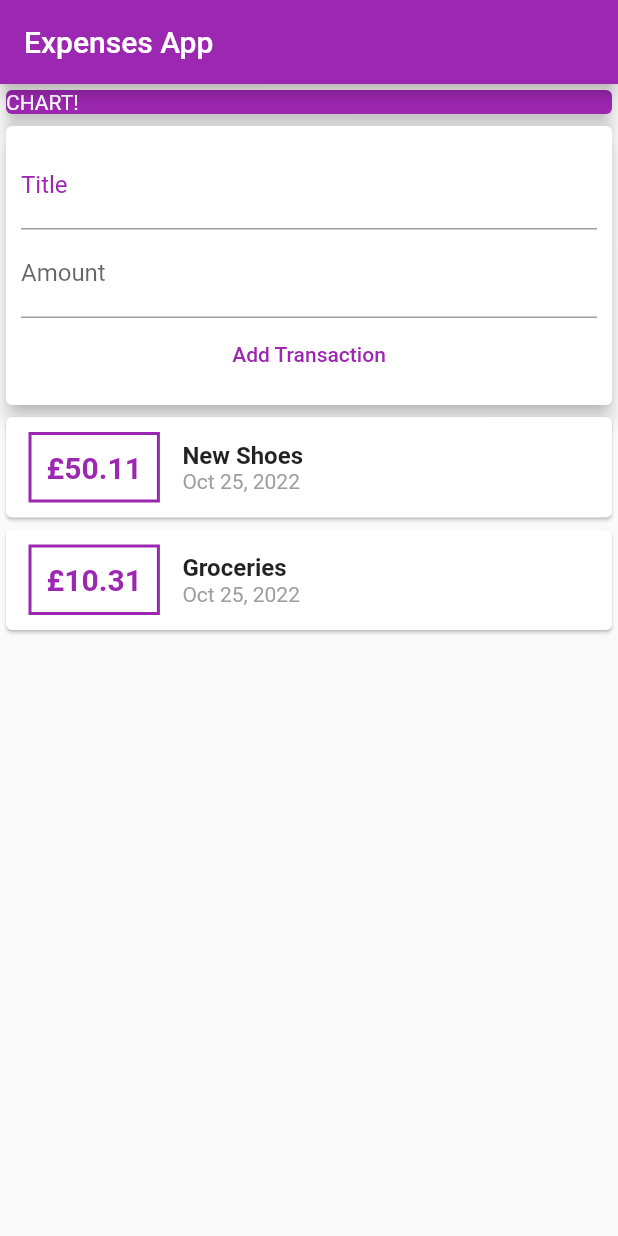
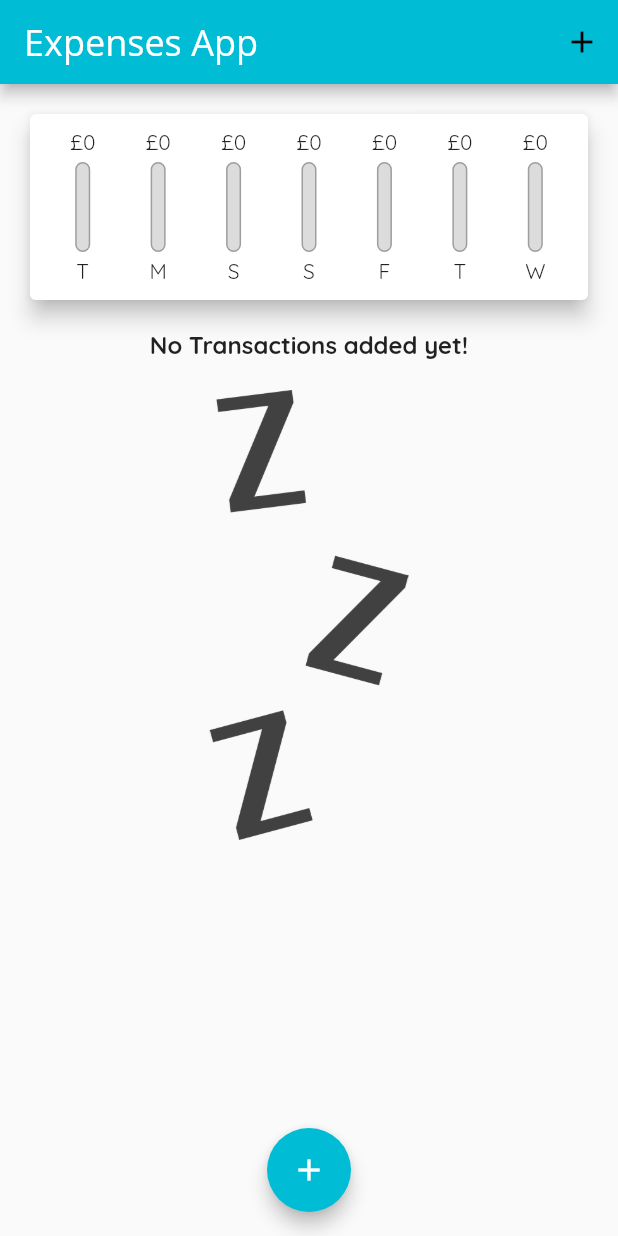
Before and after one commit to BBQRIBS72/expenses_app, a Flutter app: the screen it shows after launch, on a phone screen of 412 x 824 dp. Run offline on Flutter 3.47's test engine with Material 2 defaults, Android fonts, the phone set to English and light mode, and no system bars.

Commit message:
Continuing Udemy Course
Committing so I can save the project at this point and create another repo or further changes

```diff
--- a/lib/main.dart
+++ b/lib/main.dart
@@ -1,6 +1,9 @@
 import 'package:flutter/material.dart';
 
-import './widgets/user_transactions.dart';
+import './widgets/transaction_list.dart';
+import './widgets/new_transaction.dart';
+import './widgets/chart.dart';
+import './models/transaction.dart';
 
 void main() {
   runApp(const MyApp());
@@ -12,39 +15,106 @@ class MyApp extends StatelessWidget {
   Widget build(BuildContext context) {
     return MaterialApp(
       title: 'Expenses App',
-      home: MyHomePage(),
+      theme: ThemeData(
+          primarySwatch: Colors.cyan,
+          fontFamily: 'Quicksand',
+          textTheme: const TextTheme(titleMedium: TextStyle(fontSize: 16, fontWeight: FontWeight.bold)),
+          appBarTheme: const AppBarTheme(
+            titleTextStyle: TextStyle(
+              color: Colors.white,
+              fontFamily: 'OpenSans',
+              fontSize: 24,
+              //fontWeight: FontWeight.w700, //bold
+            ),
+          ),
+          floatingActionButtonTheme: const FloatingActionButtonThemeData(
+            foregroundColor: Colors.white,
+            elevation: 5,
+          )),
+      home: const MyHomePage(),
     );
   }
 }
 
-class MyHomePage extends StatelessWidget {
-  MyHomePage({super.key});
+class MyHomePage extends StatefulWidget {
+  const MyHomePage({super.key});
+
+  @override
+  State<MyHomePage> createState() => _MyHomePageState();
+}
+
+class _MyHomePageState extends State<MyHomePage> {
+  final List<Transaction> _userTransactions = [
+    // Transaction(
+    //   id: 't1',
+    //   title: 'New Shoes',
+    //   amount: 50.11,
+    //   date: DateTime.now(),
+    // ),
+    // Transaction(
+    //   id: 't2',
+    //   title: 'Groceries',
+    //   amount: 10.31,
+    //   date: DateTime.now(),
+    // ),
+  ];
+
+  List<Transaction> get _recentTransactions {
+    return _userTransactions.where((tx) {
+      return tx.date.isAfter(
+        DateTime.now().subtract(
+          const Duration(days: 7),
+        ),
+      );
+    }).toList();
+  }
+
+  void _addNewTransaction(String txTitle, double txAmount) {
+    final newTx = Transaction(
+      id: DateTime.now().toString(),
+      title: txTitle,
+      amount: txAmount,
+      date: DateTime.now(),
+    );
+
+    setState(() {
+      _userTransactions.add(newTx);
+    });
+  }
+
+  void _startAddNewTransaction(BuildContext ctx) {
+    showModalBottomSheet(
+        context: ctx,
+        builder: (_) {
+          return NewTransaction(_addNewTransaction);
+        });
+  }
 
   @override
   Widget build(BuildContext context) {
     return Scaffold(
       appBar: AppBar(
         title: const Text('Expenses App'),
-        backgroundColor: Colors.purple,
+        actions: <Widget>[
+          IconButton(
+            icon: const Icon(Icons.add),
+            onPressed: () => _startAddNewTransaction(context),
+          ),
+        ],
       ),
       body: SingleChildScrollView(
         child: Column(
           crossAxisAlignment: CrossAxisAlignment.stretch,
           children: <Widget>[
-            Container(
-              width: double.infinity,
-              child: const Card(
-                color: Colors.purple,
-                elevation: 5,
-                child: Text(
-                  'CHART!',
-                  style: TextStyle(color: Colors.white),
-                ),
-              ),
-            ),
-            const UserTransactions(),
+            Chart(_recentTransactions),
+            TransactionList(_userTransactions),
           ],
         ),
+      ),
+      floatingActionButtonLocation: FloatingActionButtonLocation.centerFloat,
+      floatingActionButton: FloatingActionButton(
+        onPressed: () => _startAddNewTransaction(context),
+        child: const Icon(Icons.add),
       ),
     );
   }
--- /dev/null
+++ b/lib/widgets/chart.dart
@@ -0,0 +1,57 @@
+import 'package:flutter/material.dart';
+import 'package:intl/intl.dart';
+
+import '../models/transaction.dart';
+import './chart_bar.dart';
+
+class Chart extends StatelessWidget {
+  final List<Transaction> recentTransactions;
+
+  const Chart(this.recentTransactions, {super.key});
+
+  List<Map<String, Object>> get groupedTransactionValues {
+    return List.generate(7, (index) {
+      final weekDay = DateTime.now().subtract(
+        Duration(days: index),
+      );
+      double totalSum = 0.0;
+
+      for (var i = 0; i < recentTransactions.length; i++) {
+        if (recentTransactions[i].date.day == weekDay.day && recentTransactions[i].date.month == weekDay.month && recentTransactions[i].date.year == weekDay.year) {
+          totalSum += recentTransactions[i].amount;
+        }
+      }
+      return {'day': DateFormat.E().format(weekDay).substring(0, 1), 'amount': totalSum};
+    });
+  }
+
+  double get totalSpending {
+    return groupedTransactionValues.fold(0.0, (sum, item) {
+      return sum + (item['amount'] as double);
+    });
+  }
+
+  @override
+  Widget build(BuildContext context) {
+    return Card(
+      elevation: 6,
+      margin: const EdgeInsets.all(20),
+      child: Padding(
+        padding: const EdgeInsets.all(10),
+        child: Row(
+          mainAxisAlignment: MainAxisAlignment.spaceAround,
+          children: groupedTransactionValues.map((data) {
+            return Flexible(
+              fit: FlexFit.tight,
+              child: ChartBar(
+                data['day'] as String,
+                data['amount'] as double,
+                totalSpending == 0.0 ? 0.0 : (data['amount'] as double) / totalSpending,
+              ),
+            );
+          }).toList(),
+        ),
+      ),
+    );
+  }
+}
--- /dev/null
+++ b/lib/widgets/chart_bar.dart
@@ -0,0 +1,46 @@
+import 'package:flutter/material.dart';
+
+class ChartBar extends StatelessWidget {
+  final String label; //weekday initial
+  final double spendingAmount;
+  final double spendingPercentageOfTotal;
+  const ChartBar(this.label, this.spendingAmount, this.spendingPercentageOfTotal, {super.key});
+
+  @override
+  Widget build(BuildContext context) {
+    return Column(
+      children: <Widget>[
+        FittedBox(
+          child: Text('£${spendingAmount.toStringAsFixed(0)}'),
+        ),
+        const SizedBox(height: 4),
+        SizedBox(
+          height: 60,
+          width: 10,
+          child: Stack(
+            children: <Widget>[
+              Container(
+                decoration: BoxDecoration(
+                  border: Border.all(color: Colors.grey, width: 1.0),
+                  color: const Color.fromRGBO(220, 220, 220, 1),
+                  borderRadius: BorderRadius.circular(20),
+                ),
+              ),
+              FractionallySizedBox(
+                heightFactor: spendingPercentageOfTotal,
+                child: Container(
+                  decoration: BoxDecoration(
+                    color: Theme.of(context).primaryColor,
+                    borderRadius: BorderRadius.circular(20),
+                  ),
+                ),
+              )
+            ],
+          ),
+        ),
+        const SizedBox(height: 4),
+        Text(label),
+      ],
+    );
+  }
+}
--- a/lib/widgets/new_transaction.dart
+++ b/lib/widgets/new_transaction.dart
@@ -1,11 +1,33 @@
 import 'package:flutter/material.dart';
 
-class NewTransaction extends StatelessWidget {
+class NewTransaction extends StatefulWidget {
   final Function addTx;
+
+  const NewTransaction(this.addTx, {super.key});
+
+  @override
+  State<NewTransaction> createState() => _NewTransactionState();
+}
+
+class _NewTransactionState extends State<NewTransaction> {
   final titleController = TextEditingController();
+
   final amountController = TextEditingController();
 
-  NewTransaction(this.addTx, {super.key});
+  void submitData() {
+    final enteredTitle = titleController.text;
+    final enteredAmount = double.parse(amountController.text);
+
+    if (enteredTitle.isEmpty || enteredAmount <= 0) {
+      return;
+    }
+    widget.addTx(
+      enteredTitle,
+      enteredAmount,
+    );
+
+    Navigator.of(context).pop();
+  }
 
   @override
   Widget build(BuildContext context) {
@@ -14,25 +36,24 @@ class NewTransaction extends StatelessWidget {
       child: Container(
         padding: const EdgeInsets.all(10),
         child: Column(
+          crossAxisAlignment: CrossAxisAlignment.end,
           children: <Widget>[
             TextField(
-              cursorColor: Colors.purple,
-              decoration: const InputDecoration(labelText: 'Title', labelStyle: TextStyle(color: Colors.purple)),
+              cursorColor: Colors.blue,
+              decoration: const InputDecoration(labelText: 'Title'),
               controller: titleController,
+              onSubmitted: (_) => submitData(),
             ),
             TextField(
               decoration: const InputDecoration(labelText: 'Amount'),
               controller: amountController,
+              keyboardType: const TextInputType.numberWithOptions(decimal: true),
+              onSubmitted: (_) => submitData(),
             ),
             TextButton(
-              onPressed: () {
-                addTx(
-                  titleController.text,
-                  double.parse(amountController.text),
-                );
-              },
-              style: TextButton.styleFrom(foregroundColor: Colors.purple),
-              child: const Text('Add Transaction'),
+              onPressed: submitData,
+              style: TextButton.styleFrom(foregroundColor: Colors.blue),
+              child: const Text('Add Transaction', textAlign: TextAlign.right,),
             )
           ],
         ),
--- a/lib/widgets/transaction_list.dart
+++ b/lib/widgets/transaction_list.dart
@@ -10,12 +10,27 @@ class TransactionList extends StatelessWidget {
 
   @override
   Widget build(BuildContext context) {
-    return Container(
+    return SizedBox(
       height: 500,
-      child: SingleChildScrollView(
-        child: Column(
-          children: transactions.map(((transaction) {
-            //map each transaction in a column
+      child: transactions.isEmpty
+          ? Column(
+              children: <Widget>[
+                Text(
+                  'No Transactions added yet!',
+                  style: Theme.of(context).textTheme.titleMedium,
+                ),
+                const SizedBox(height: 20), //spacer
+                SizedBox(
+                  height: 300,
+                  child: Image.asset(
+                    'assets/images/waiting.png',
+                    fit: BoxFit.cover,
+                  ),
+                )
+              ],
+            )
+          : ListView.builder(
+              itemBuilder: (context, index) {
                 return Card(
                   //each transaction is a card with a row inside
                   child: Row(
@@ -28,17 +43,17 @@ class TransactionList extends StatelessWidget {
                         ),
                         decoration: BoxDecoration(
                           border: Border.all(
-                        color: Colors.purple,
+                            color: Theme.of(context).primaryColor,
                             width: 2,
                           ),
                         ),
                         padding: const EdgeInsets.all(10),
                         child: Text(
-                      '£${transaction.amount}',
-                      style: const TextStyle(
+                          '£${transactions[index].amount.toStringAsFixed(2)}',
+                          style: TextStyle(
                             fontWeight: FontWeight.bold,
                             fontSize: 20,
-                        color: Colors.purple,
+                            color: Theme.of(context).primaryColor,
                           ),
                         ),
                       ),
@@ -46,14 +61,11 @@ class TransactionList extends StatelessWidget {
                         crossAxisAlignment: CrossAxisAlignment.start,
                         children: <Widget>[
                           Text(
-                        transaction.title,
-                        style: const TextStyle(
-                          fontSize: 16,
-                          fontWeight: FontWeight.bold,
-                        ),
+                            transactions[index].title,
+                            style: Theme.of(context).textTheme.titleMedium,
                           ),
                           Text(
-                        DateFormat.yMMMd().format(transaction.date),
+                            DateFormat.yMMMd().format(transactions[index].date),
                             style: const TextStyle(
                               color: Colors.grey,
                             ),
@@ -63,9 +75,8 @@ class TransactionList extends StatelessWidget {
                     ],
                   ),
                 );
-          })).toList(),
-        ),
-      ),
+              },
+              itemCount: transactions.length),
     );
   }
 }
--- a/lib/widgets/user_transactions.dart
+++ /dev/null
@@ -1,52 +0,0 @@
-import 'package:flutter/material.dart';
-
-import './transaction_list.dart';
-import './new_transaction.dart';
-import '../models/transaction.dart';
-
-class UserTransactions extends StatefulWidget {
-  const UserTransactions({super.key});
-
-  @override
-  State<UserTransactions> createState() => _UserTransactionsState();
-}
-
-class _UserTransactionsState extends State<UserTransactions> {
-  final List<Transaction> _userTransactions = [
-    Transaction(
-      id: 't1',
-      title: 'New Shoes',
-      amount: 50.11,
-      date: DateTime.now(),
-    ),
-    Transaction(
-      id: 't2',
-      title: 'Groceries',
-      amount: 10.31,
-      date: DateTime.now(),
-    ),
-  ];
-
-  void _addNewTransaction(String txTitle, double txAmount) {
-    final newTx = Transaction(
-      id: DateTime.now().toString(),
-      title: txTitle,
-      amount: txAmount,
-      date: DateTime.now(),
-    );
-
-    setState(() {
-      _userTransactions.add(newTx);
-    });
-  }
-
-  @override
-  Widget build(BuildContext context) {
-    return Column(
-      children: <Widget>[
-        NewTransaction(_addNewTransaction),
-        TransactionList(_userTransactions),
-      ],
-    );
-  }
-}
```
Also changed, not shown: pubspec.yaml (+13 -13 lines), assets/fonts/OpenSans-Bold.ttf (added), assets/fonts/OpenSans-Regular.ttf (added), assets/fonts/Quicksand-Bold.ttf (added), assets/fonts/Quicksand-Light.ttf (added), assets/fonts/Quicksand-Medium.ttf (added), assets/fonts/Quicksand-Regular.ttf (added), assets/images/waiting.png (added), 1 other file. Lines whose indentation alone changed are shown as unchanged.
